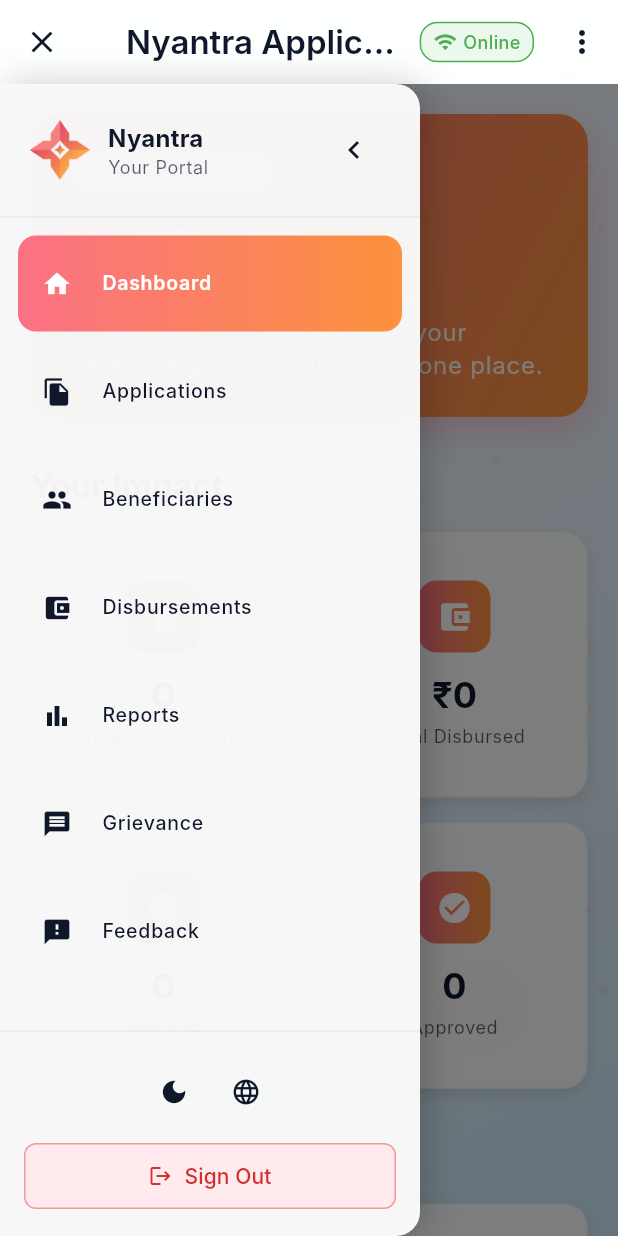
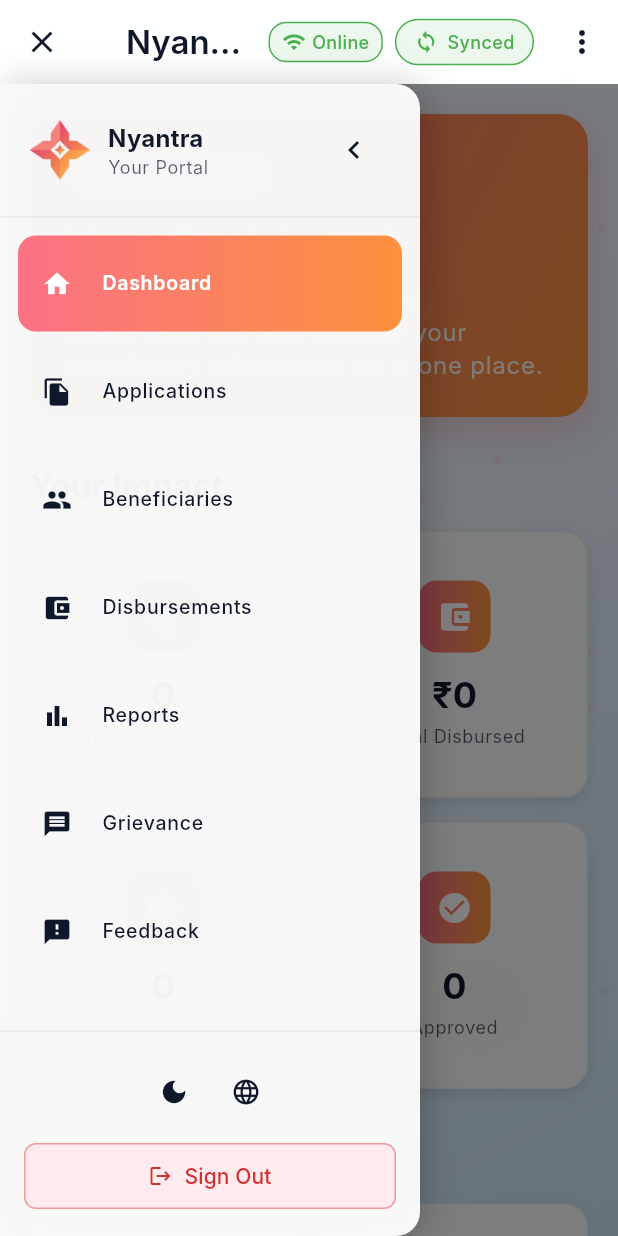
Before and after one commit to Anish-2005/Nyantra, a Flutter app: the screen it shows once a user with an empty profile is signed in, after a tap on the "menu" icon, on a phone screen of 412 x 824 dp. Run offline on Flutter 3.47's test engine with Material 3 defaults, Android fonts, the phone set to English and light mode, and no system bars; drawn by our look-alikes of flutter_animate; our stand-ins replace cloud_firestore, connectivity_plus, firebase_auth, firebase_core, google_sign_in, printing and 2 more; accounts and stored records are empty; network calls fail; Roboto replaces fonts that are missing (Inter).

Commit message:
sync improved

```diff
--- a/Nyantra-Mobile/lib/main.dart
+++ b/Nyantra-Mobile/lib/main.dart
@@ -9,6 +9,7 @@
 import 'src/core/providers/locale_provider.dart';
 import 'src/core/providers/auth_provider.dart';
 import 'src/core/providers/connectivity_provider.dart';
+import 'src/core/providers/sync_status_provider.dart';
 import 'src/features/auth/screens/login_screen.dart';
 import 'src/features/dashboard/screens/dashboard_screen.dart';
 
@@ -44,6 +45,7 @@
         ChangeNotifierProvider(create: (_) => LocaleProvider()),
         ChangeNotifierProvider(create: (_) => AuthProvider()),
         ChangeNotifierProvider(create: (_) => ConnectivityProvider()),
+        ChangeNotifierProvider(create: (_) => SyncStatusProvider()),
       ],
       child: Consumer3<ThemeProvider, LocaleProvider, AuthProvider>(
         builder: (context, themeProvider, localeProvider, authProvider, child) {
--- a/Nyantra-Mobile/lib/src/core/providers/auth_provider.dart
+++ b/Nyantra-Mobile/lib/src/core/providers/auth_provider.dart
@@ -1,16 +1,20 @@
 import 'package:firebase_auth/firebase_auth.dart';
 import 'package:flutter/material.dart';
 import '../services/firebase_service.dart';
+import '../services/sync_service.dart';
+import 'sync_status_provider.dart';
 
 class AuthProvider extends ChangeNotifier {
   User? _user;
   bool _isLoading = true;
+  SyncStatusProvider? _syncStatusProvider;
 
   User? get user => _user;
   bool get isLoading => _isLoading;
   bool get isAuthenticated => _user != null;
 
-  AuthProvider() {
+  AuthProvider({SyncStatusProvider? syncStatusProvider}) {
+    _syncStatusProvider = syncStatusProvider;
     _init();
   }
 
@@ -18,6 +22,12 @@
     FirebaseService.auth.authStateChanges().listen((User? user) {
       _user = user;
       _isLoading = false;
+
+      // Initialize SyncService with SyncStatusProvider when user signs in
+      if (user != null && _syncStatusProvider != null) {
+        SyncService(syncStatusProvider: _syncStatusProvider);
+      }
+
       notifyListeners();
     });
   }
--- /dev/null
+++ b/Nyantra-Mobile/lib/src/core/providers/sync_status_provider.dart
@@ -0,0 +1,88 @@
+import 'package:flutter/material.dart';
+
+enum SyncStatus { idle, syncing, success, error }
+
+class SyncStatusProvider with ChangeNotifier {
+  SyncStatus _status = SyncStatus.idle;
+  String? _lastError;
+  DateTime? _lastSyncTime;
+  int _pendingSyncCount = 0;
+
+  SyncStatus get status => _status;
+  String? get lastError => _lastError;
+  DateTime? get lastSyncTime => _lastSyncTime;
+  int get pendingSyncCount => _pendingSyncCount;
+  bool get hasPendingSync => _pendingSyncCount > 0;
+
+  void setStatus(SyncStatus status, {String? error}) {
+    _status = status;
+    if (status == SyncStatus.error && error != null) {
+      _lastError = error;
+    } else if (status == SyncStatus.success) {
+      _lastSyncTime = DateTime.now();
+      _lastError = null;
+    }
+    notifyListeners();
+  }
+
+  void setPendingSyncCount(int count) {
+    _pendingSyncCount = count;
+    notifyListeners();
+  }
+
+  void incrementPendingSync() {
+    _pendingSyncCount++;
+    notifyListeners();
+  }
+
+  void decrementPendingSync() {
+    if (_pendingSyncCount > 0) {
+      _pendingSyncCount--;
+      notifyListeners();
+    }
+  }
+
+  void clearError() {
+    _lastError = null;
+    notifyListeners();
+  }
+
+  String getStatusText() {
+    switch (_status) {
+      case SyncStatus.idle:
+        return hasPendingSync ? '$_pendingSyncCount items to sync' : 'Synced';
+      case SyncStatus.syncing:
+        return 'Syncing...';
+      case SyncStatus.success:
+        return 'Synced successfully';
+      case SyncStatus.error:
+        return 'Sync error';
+    }
+  }
+
+  Color getStatusColor() {
+    switch (_status) {
+      case SyncStatus.idle:
+        return hasPendingSync ? Colors.orange : Colors.green;
+      case SyncStatus.syncing:
+        return Colors.blue;
+      case SyncStatus.success:
+        return Colors.green;
+      case SyncStatus.error:
+        return Colors.red;
+    }
+  }
+
+  IconData getStatusIcon() {
+    switch (_status) {
+      case SyncStatus.idle:
+        return hasPendingSync ? Icons.sync_problem : Icons.sync;
+      case SyncStatus.syncing:
+        return Icons.sync;
+      case SyncStatus.success:
+        return Icons.check_circle;
+      case SyncStatus.error:
+        return Icons.error;
+    }
+  }
+}
--- a/Nyantra-Mobile/lib/src/core/services/database_helper.dart
+++ b/Nyantra-Mobile/lib/src/core/services/database_helper.dart
@@ -29,7 +29,75 @@
   Future<Database> _initDatabase() async {
     Directory documentsDirectory = await getApplicationDocumentsDirectory();
     String path = join(documentsDirectory.path, 'nyantara.db');
-    return await openDatabase(path, version: 1, onCreate: _onCreate);
+    return await openDatabase(
+      path,
+      version: 2,
+      onCreate: _onCreate,
+      onUpgrade: _onUpgrade,
+    );
+  }
+
+  Future<void> _onUpgrade(Database db, int oldVersion, int newVersion) async {
+    if (oldVersion < 2) {
+      // Add sync tracking columns to existing tables
+      await db.execute('ALTER TABLE users ADD COLUMN synced INTEGER DEFAULT 0');
+      await db.execute('ALTER TABLE users ADD COLUMN lastModified TEXT');
+      await db.execute(
+        'ALTER TABLE users ADD COLUMN needsSync INTEGER DEFAULT 0',
+      );
+
+      await db.execute(
+        'ALTER TABLE applications ADD COLUMN synced INTEGER DEFAULT 0',
+      );
+      await db.execute('ALTER TABLE applications ADD COLUMN lastModified TEXT');
+      await db.execute(
+        'ALTER TABLE applications ADD COLUMN needsSync INTEGER DEFAULT 0',
+      );
+
+      await db.execute(
+        'ALTER TABLE beneficiaries ADD COLUMN synced INTEGER DEFAULT 0',
+      );
+      await db.execute(
+        'ALTER TABLE beneficiaries ADD COLUMN lastModified TEXT',
+      );
+      await db.execute(
+        'ALTER TABLE beneficiaries ADD COLUMN needsSync INTEGER DEFAULT 0',
+      );
+
+      await db.execute(
+        'ALTER TABLE disbursements ADD COLUMN synced INTEGER DEFAULT 0',
+      );
+      await db.execute(
+        'ALTER TABLE disbursements ADD COLUMN lastModified TEXT',
+      );
+      await db.execute(
+        'ALTER TABLE disbursements ADD COLUMN needsSync INTEGER DEFAULT 0',
+      );
+
+      await db.execute(
+        'ALTER TABLE grievances ADD COLUMN synced INTEGER DEFAULT 0',
+      );
+      await db.execute('ALTER TABLE grievances ADD COLUMN lastModified TEXT');
+      await db.execute(
+        'ALTER TABLE grievances ADD COLUMN needsSync INTEGER DEFAULT 0',
+      );
+
+      await db.execute(
+        'ALTER TABLE feedback ADD COLUMN synced INTEGER DEFAULT 0',
+      );
+      await db.execute('ALTER TABLE feedback ADD COLUMN lastModified TEXT');
+      await db.execute(
+        'ALTER TABLE feedback ADD COLUMN needsSync INTEGER DEFAULT 0',
+      );
+
+      await db.execute(
+        'ALTER TABLE reports ADD COLUMN synced INTEGER DEFAULT 0',
+      );
+      await db.execute('ALTER TABLE reports ADD COLUMN lastModified TEXT');
+      await db.execute(
+        'ALTER TABLE reports ADD COLUMN needsSync INTEGER DEFAULT 0',
+      );
+    }
   }
 
   Future<void> _onCreate(Database db, int version) async {
@@ -41,7 +109,10 @@
         displayName TEXT,
         role TEXT,
         createdAt TEXT,
-        updatedAt TEXT
+        updatedAt TEXT,
+        synced INTEGER DEFAULT 0,
+        lastModified TEXT,
+        needsSync INTEGER DEFAULT 0
       )
     ''');
 
@@ -60,7 +131,10 @@
         documents TEXT,
         notes TEXT,
         createdAt TEXT,
-        updatedAt TEXT
+        updatedAt TEXT,
+        synced INTEGER DEFAULT 0,
+        lastModified TEXT,
+        needsSync INTEGER DEFAULT 0
       )
     ''');
 
@@ -78,8 +152,12 @@
         aadhaarNumber TEXT,
         bankAccountNumber TEXT,
         ifscCode TEXT,
+        certificateUrl TEXT,
         createdAt TEXT,
-        updatedAt TEXT
+        updatedAt TEXT,
+        synced INTEGER DEFAULT 0,
+        lastModified TEXT,
+        needsSync INTEGER DEFAULT 0
       )
     ''');
 
@@ -95,7 +173,10 @@
         referenceNumber TEXT,
         notes TEXT,
         createdAt TEXT,
-        updatedAt TEXT
+        updatedAt TEXT,
+        synced INTEGER DEFAULT 0,
+        lastModified TEXT,
+        needsSync INTEGER DEFAULT 0
       )
     ''');
 
@@ -104,6 +185,7 @@
       CREATE TABLE grievances (
         id TEXT PRIMARY KEY,
         userId TEXT,
+        beneficiaryId TEXT,
         title TEXT,
         description TEXT,
         category TEXT,
@@ -113,7 +195,10 @@
         resolution TEXT,
         createdAt TEXT,
         updatedAt TEXT,
-        resolvedAt TEXT
+        resolvedAt TEXT,
+        synced INTEGER DEFAULT 0,
+        lastModified TEXT,
+        needsSync INTEGER DEFAULT 0
       )
     ''');
 
@@ -125,7 +210,10 @@
         rating INTEGER,
         comment TEXT,
         category TEXT,
-        createdAt TEXT
+        createdAt TEXT,
+        synced INTEGER DEFAULT 0,
+        lastModified TEXT,
+        needsSync INTEGER DEFAULT 0
       )
     ''');
 
@@ -153,7 +241,10 @@
         recipients TEXT,
         columns TEXT,
         createdAt TEXT,
-        updatedAt TEXT
+        updatedAt TEXT,
+        synced INTEGER DEFAULT 0,
+        lastModified TEXT,
+        needsSync INTEGER DEFAULT 0
       )
     ''');
   }
@@ -285,4 +376,66 @@
     // This will be called when online to sync local changes to Firestore
     // Implementation will be added in sync service
   }
+
+  // Mark record as needing sync
+  Future<void> markForSync(String table, String id) async {
+    await update(
+      table,
+      {'needsSync': 1, 'lastModified': DateTime.now().toIso8601String()},
+      'id = ?',
+      [id],
+    );
+  }
+
+  // Mark record as synced
+  Future<void> markAsSynced(String table, String id) async {
+    await update(
+      table,
+      {
+        'synced': 1,
+        'needsSync': 0,
+        'lastModified': DateTime.now().toIso8601String(),
+      },
+      'id = ?',
+      [id],
+    );
+  }
+
+  // Get records that need syncing
+  Future<List<Map<String, dynamic>>> getRecordsNeedingSync(String table) async {
+    return await query(table, where: 'needsSync = ?', whereArgs: [1]);
+  }
+
+  // Get all records for a table
+  Future<List<Map<String, dynamic>>> getAllRecords(String table) async {
+    return await query(table);
+  }
+
+  // Insert or update with sync tracking
+  Future<void> upsertWithSync(
+    String table,
+    Map<String, dynamic> data, {
+    bool markForSync = false,
+  }) async {
+    final id = data['id'];
+    if (id == null) return;
+
+    // Check if record exists
+    final existing = await query(table, where: 'id = ?', whereArgs: [id]);
+
+    if (existing.isNotEmpty) {
+      // Update existing record
+      data['lastModified'] = DateTime.now().toIso8601String();
+      if (markForSync) {
+        data['needsSync'] = 1;
+      }
+      await update(table, data, 'id = ?', [id]);
+    } else {
+      // Insert new record
+      data['synced'] = markForSync ? 0 : 1;
+      data['needsSync'] = markForSync ? 1 : 0;
+      data['lastModified'] = DateTime.now().toIso8601String();
+      await insert(table, data);
+    }
+  }
 }
--- a/Nyantra-Mobile/lib/src/features/dashboard/screens/dashboard_screen.dart
+++ b/Nyantra-Mobile/lib/src/features/dashboard/screens/dashboard_screen.dart
@@ -5,9 +5,12 @@
 import '../../../core/providers/locale_provider.dart';
 import '../../../core/providers/auth_provider.dart';
 import '../../../core/providers/connectivity_provider.dart';
+import '../../../core/providers/sync_status_provider.dart';
+import '../../../core/services/sync_service.dart';
 import '../../../components/AnimatedBackground.dart';
 import '../widgets/sidebar.dart';
 import '../widgets/dashboard_content.dart';
+import '../widgets/sync_status_widget.dart';
 
 class DashboardScreen extends StatefulWidget {
   const DashboardScreen({super.key});
@@ -26,6 +29,9 @@
     // Set initial sidebar state based on screen size
     WidgetsBinding.instance.addPostFrameCallback((_) {
       _updateSidebarState();
+      // Initialize SyncService with SyncStatusProvider
+      final syncStatusProvider = context.read<SyncStatusProvider>();
+      SyncService.setSyncStatusProvider(syncStatusProvider);
     });
   }
 
@@ -157,6 +163,11 @@
                           ),
                         );
                       },
+                    ),
+                    // Sync Status Widget
+                    const Padding(
+                      padding: EdgeInsets.only(right: 8),
+                      child: SyncStatusWidget(),
                     ),
                     // User Menu
                     PopupMenuButton<String>(
--- /dev/null
+++ b/Nyantra-Mobile/lib/src/features/dashboard/widgets/sync_status_widget.dart
@@ -0,0 +1,100 @@
+// ignore_for_file: deprecated_member_use
+
+import 'package:flutter/material.dart';
+import 'package:provider/provider.dart';
+import '../../../core/providers/sync_status_provider.dart';
+
+class SyncStatusWidget extends StatelessWidget {
+  const SyncStatusWidget({super.key});
+
+  @override
+  Widget build(BuildContext context) {
+    return Consumer<SyncStatusProvider?>(
+      builder: (context, syncProvider, child) {
+        if (syncProvider == null) {
+          return const SizedBox.shrink();
+        }
+
+        return InkWell(
+          onTap: syncProvider.status == SyncStatus.error
+              ? () => _showErrorDialog(context, syncProvider)
+              : syncProvider.hasPendingSync
+              ? () => _triggerManualSync(context)
+              : null,
+          child: Container(
+            padding: const EdgeInsets.symmetric(horizontal: 12, vertical: 6),
+            decoration: BoxDecoration(
+              color: syncProvider.getStatusColor().withOpacity(0.1),
+              borderRadius: BorderRadius.circular(20),
+              border: Border.all(
+                color: syncProvider.getStatusColor(),
+                width: 1,
+              ),
+            ),
+            child: Row(
+              mainAxisSize: MainAxisSize.min,
+              children: [
+                Icon(
+                  syncProvider.getStatusIcon(),
+                  size: 16,
+                  color: syncProvider.getStatusColor(),
+                ),
+                const SizedBox(width: 6),
+                Text(
+                  syncProvider.getStatusText(),
+                  style: TextStyle(
+                    color: syncProvider.getStatusColor(),
+                    fontSize: 12,
+                    fontWeight: FontWeight.w500,
+                  ),
+                ),
+                if (syncProvider.status == SyncStatus.syncing)
+                  Container(
+                    margin: const EdgeInsets.only(left: 6),
+                    width: 12,
+                    height: 12,
+                    child: CircularProgressIndicator(
+                      strokeWidth: 2,
+                      valueColor: AlwaysStoppedAnimation<Color>(
+                        syncProvider.getStatusColor(),
+                      ),
+                    ),
+                  ),
+              ],
+            ),
+          ),
+        );
+      },
+    );
+  }
+
+  void _showErrorDialog(BuildContext context, SyncStatusProvider syncProvider) {
+    showDialog(
+      context: context,
+      builder: (context) => AlertDialog(
+        title: const Text('Sync Error'),
+        content: Text(syncProvider.lastError ?? 'Unknown error occurred'),
+        actions: [
+          TextButton(
+            onPressed: () => Navigator.of(context).pop(),
+            child: const Text('Dismiss'),
+          ),
+          ElevatedButton(
+            onPressed: () {
+              Navigator.of(context).pop();
+              _triggerManualSync(context);
+            },
+            child: const Text('Retry'),
+          ),
+        ],
+      ),
+    );
+  }
+
+  void _triggerManualSync(BuildContext context) {
+    // This would trigger a manual sync - implementation depends on how sync is called
+    ScaffoldMessenger.of(
+      context,
+    ).showSnackBar(const SnackBar(content: Text('Manual sync triggered')));
+  }
+}
```
Also changed, not shown: Nyantra-Mobile/lib/src/core/services/sync_service.dart (+213 -5 lines).
